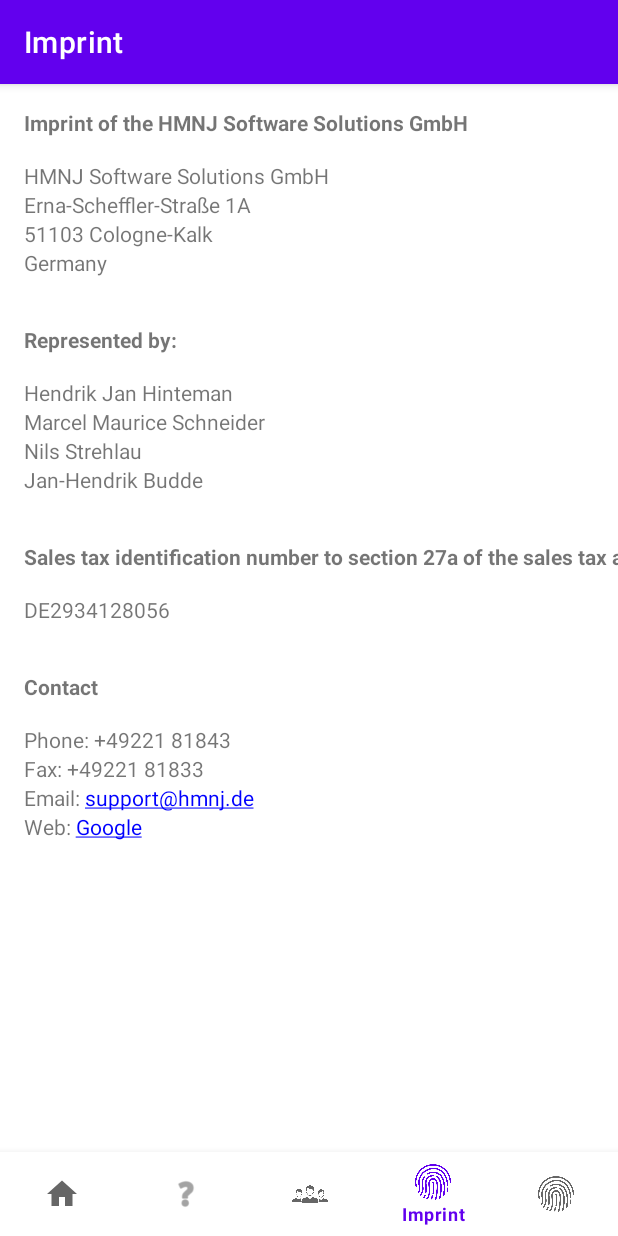
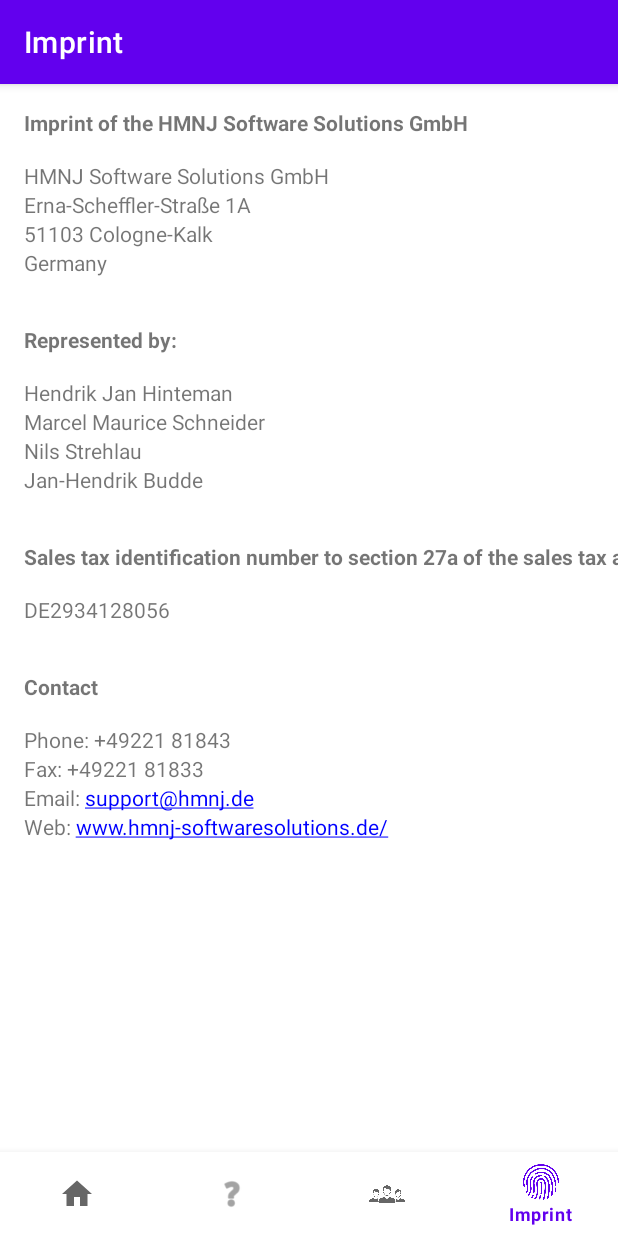
Before and after one commit to MrNumiko/Pool-Rechner, an Android app: the ImprintFragment screen opened through its navigation route, on a phone screen of 412 x 824 dp. Run offline under Robolectric (Android 15) with nearby library versions, the phone set to English and light mode, and no system bars; our stand-ins replace navigation-ui.

Commit message:
fix: Little fixes

```diff
--- a/app/src/main/java/com/example/pool_rechner/MainActivity.java
+++ b/app/src/main/java/com/example/pool_rechner/MainActivity.java
@@ -27,11 +27,10 @@ public class MainActivity extends AppCompatActivity {
         // Passing each menu ID as a set of Ids because each
         // menu should be considered as top level destinations.
         AppBarConfiguration appBarConfiguration = new AppBarConfiguration.Builder(
-                R.id.navigation_home, R.id.navigation_help, R.id.navigation_aboutus, R.id.navigation_imprint, R.id.navigation_test)
+                R.id.navigation_home, R.id.navigation_help, R.id.navigation_aboutus, R.id.navigation_imprint)
                 .build();
         NavController navController = Navigation.findNavController(this, R.id.nav_host_fragment_activity_main);
         NavigationUI.setupActionBarWithNavController(this, navController, appBarConfiguration);
         NavigationUI.setupWithNavController(binding.navView, navController);
     }
-
 }
--- a/app/src/main/res/menu/bottom_nav_menu.xml
+++ b/app/src/main/res/menu/bottom_nav_menu.xml
@@ -21,9 +21,4 @@
         android:icon="@drawable/finger_print_icon"
         android:title="@string/title_imprint" />
 
-    <item
-        android:id="@+id/navigation_test"
-        android:icon="@drawable/finger_print_icon"
-        android:title="test" />
-
 </menu>
--- a/app/src/main/res/values/strings.xml
+++ b/app/src/main/res/values/strings.xml
@@ -46,7 +46,7 @@
     <string name="imprint_phone">Phone: +49221 81843</string>
     <string name="imprint_fax">Fax: +49221 81833</string>
     <string name="imprint_email">Email: <a href="support@hmnj.de">support@hmnj.de</a></string>
-    <string name="imprint_web">Web: <a href="https://www.google.de">Google</a></string>
+    <string name="imprint_web">Web: <a href="http://www.hmnj-softwaresolutions.de/e">www.hmnj-softwaresolutions.de/</a></string>
     <string name="aboutUs_welcome">Welcome to HMNJ Software Solutions GmbH - your partner for customized app development from Cologne. Our company may seem compact with a dedicated team of 4 professionals, but it is our size that allows us to respond flexibly and purposefully to the individual needs of our clients.</string>
     <string name="aboutUs_philosophy">\nOur philosophy is simple: We live and breathe software solutions. Here at HMNJ, we rely on passion, dedication and a deep commitment to innovation and sustainability. We firmly believe that the key to outstanding digital products lies in the combination of advanced technical know-how and a thoughtful approach to sustainability. From our headquarters in the heart of Cologne, we pursue these goals with a tireless commitment to perfection.</string>
     <string name="aboutUs_body">\nIntegration and versatility are at the heart of our work. With a small but fine team we cover all relevant areas - from management to sales, costing, support to programming. Everyone in our team brings unique skills that allow us to look at complex projects from different perspectives and develop solutions that are not only technically sophisticated, but also pragmatic and customer oriented.</string>
```
